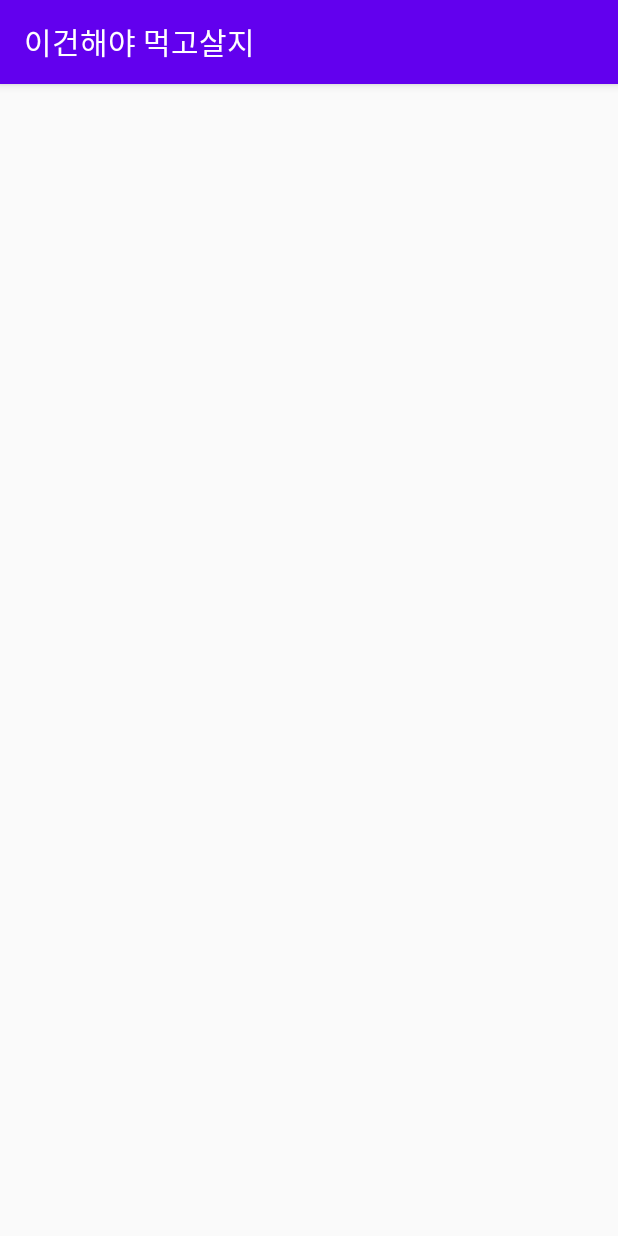
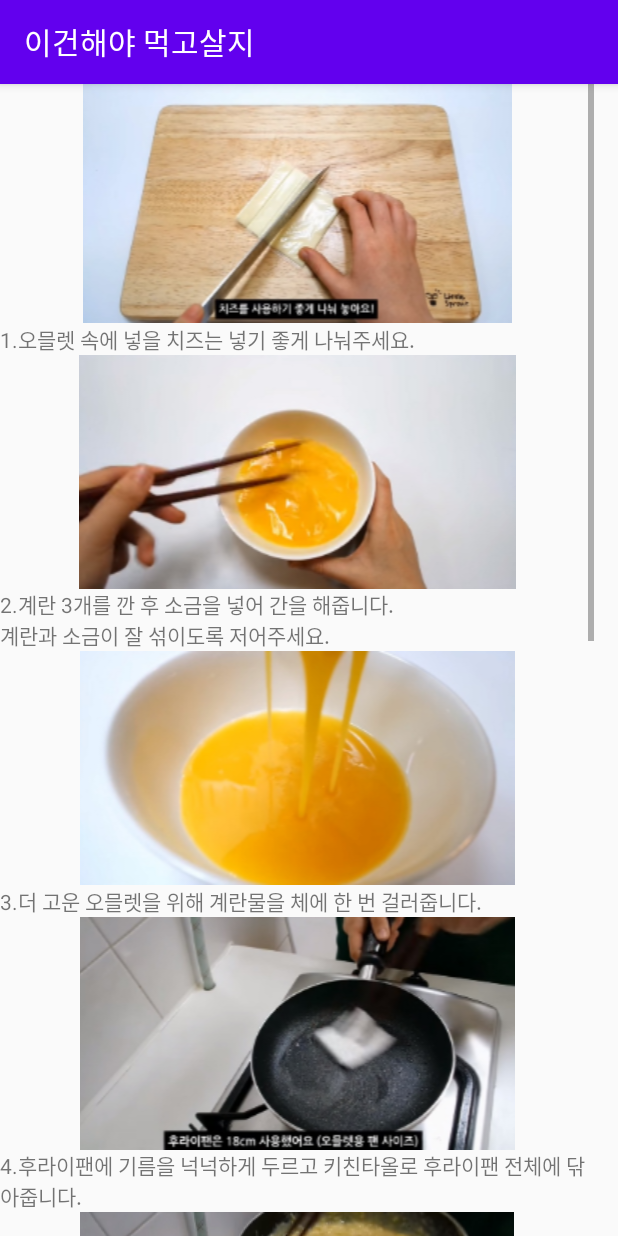
Before and after one commit to HAseungcheol/review, an Android app: the EggActivity screen opened directly, with no data from a screen before it, on a phone screen of 412 x 824 dp. Run offline under Robolectric (Android 15) with nearby library versions, the phone set to English and light mode, and no system bars.

Commit message:
2020-04-28(1)

```diff
--- a/menu/src/main/res/layout/activity_egg.xml
+++ b/menu/src/main/res/layout/activity_egg.xml
@@ -1,7 +1,116 @@
 <?xml version="1.0" encoding="utf-8"?>
 <LinearLayout xmlns:android="http://schemas.android.com/apk/res/android"
+    xmlns:app="http://schemas.android.com/apk/res-auto"
     android:layout_width="match_parent"
     android:layout_height="match_parent"
     android:orientation="vertical">
 
+    <ScrollView
+        android:layout_width="wrap_content"
+        android:layout_height="wrap_content">
+
+        <LinearLayout
+            android:layout_width="match_parent"
+            android:layout_height="wrap_content"
+            android:orientation="vertical" >
+
+            <ImageView
+                android:id="@+id/imageView4"
+                android:layout_width="396dp"
+                android:layout_height="wrap_content"
+                android:layout_gravity="center"
+                app:srcCompat="@drawable/egg1" />
+
+            <TextView
+                android:id="@+id/textView5"
+                android:layout_width="match_parent"
+                android:layout_height="wrap_content"
+                android:text="1.오믈렛 속에 넣을 치즈는 넣기 좋게 나눠주세요.	" />
+
+            <ImageView
+                android:id="@+id/imageView5"
+                android:layout_width="match_parent"
+                android:layout_height="wrap_content"
+                app:srcCompat="@drawable/egg2" />
+
+            <TextView
+                android:id="@+id/textView8"
+                android:layout_width="match_parent"
+                android:layout_height="wrap_content"
+                android:text="2.계란 3개를 깐 후 소금을 넣어 간을 해줍니다.\n계란과 소금이 잘 섞이도록 저어주세요. " />
+
+            <ImageView
+                android:id="@+id/imageView6"
+                android:layout_width="match_parent"
+                android:layout_height="wrap_content"
+                app:srcCompat="@drawable/egg3" />
+
+            <TextView
+                android:id="@+id/textView9"
+                android:layout_width="match_parent"
+                android:layout_height="wrap_content"
+                android:text="3.더 고운 오믈렛을 위해 계란물을 체에 한 번 걸러줍니다." />
+
+            <ImageView
+                android:id="@+id/imageView8"
+                android:layout_width="match_parent"
+                android:layout_height="wrap_content"
+                app:srcCompat="@drawable/egg4" />
+
+            <TextView
+                android:id="@+id/textView10"
+                android:layout_width="match_parent"
+                android:layout_height="wrap_content"
+                android:text="4.후라이팬에 기름을 넉넉하게 두르고 키친타올로 후라이팬 전체에 닦아줍니다." />
+
+            <ImageView
+                android:id="@+id/imageView11"
+                android:layout_width="match_parent"
+                android:layout_height="wrap_content"
+                app:srcCompat="@drawable/egg5" />
+
+            <TextView
+                android:id="@+id/textView11"
+                android:layout_width="match_parent"
+                android:layout_height="wrap_content"
+                android:text="5.불은 약불로 맞추고, 계란물을 후라이팬에 붓습니다. 젓가락으로 휘휘 저으며 고운 스크램블을 만들어 주세요. \n 사진에 나오는 정도가 되면 그만 저으셔도 됩니다." />
+
+            <ImageView
+                android:id="@+id/imageView12"
+                android:layout_width="match_parent"
+                android:layout_height="wrap_content"
+                app:srcCompat="@drawable/egg6" />
+
+            <TextView
+                android:id="@+id/textView12"
+                android:layout_width="match_parent"
+                android:layout_height="wrap_content"
+                android:text="6.스크램블 위에 오믈렛 속이 될 치즈를 넣어 줍니다. \n 후라이팬을 확 기울인 상태에서 스크램블 끝 부분을 안으로 접어줍니다." />
+
+            <ImageView
+                android:id="@+id/imageView13"
+                android:layout_width="match_parent"
+                android:layout_height="wrap_content"
+                app:srcCompat="@drawable/egg7" />
+
+            <TextView
+                android:id="@+id/textView13"
+                android:layout_width="match_parent"
+                android:layout_height="wrap_content"
+                android:text="7.반을 안으로 접은 후 후라이팬과 젓가락을 이용해 전체적으로 앞으로 밀어줍니다. \n 그리고 손목 스냅과 젓가락을 이용해 뒤집어 주세요. " />
+
+            <ImageView
+                android:id="@+id/imageView14"
+                android:layout_width="match_parent"
+                android:layout_height="wrap_content"
+                app:srcCompat="@drawable/egg8" />
+
+            <TextView
+                android:id="@+id/textView14"
+                android:layout_width="match_parent"
+                android:layout_height="wrap_content"
+                android:text="8.뒤집은 후 후라이팬의 둥근 벽면을 이용해 모양을 잡아줍니다. \n 반대쪽도 마찬가지로 모양을 잡아줍니다." />
+        </LinearLayout>
+    </ScrollView>
+
 </LinearLayout>
```
